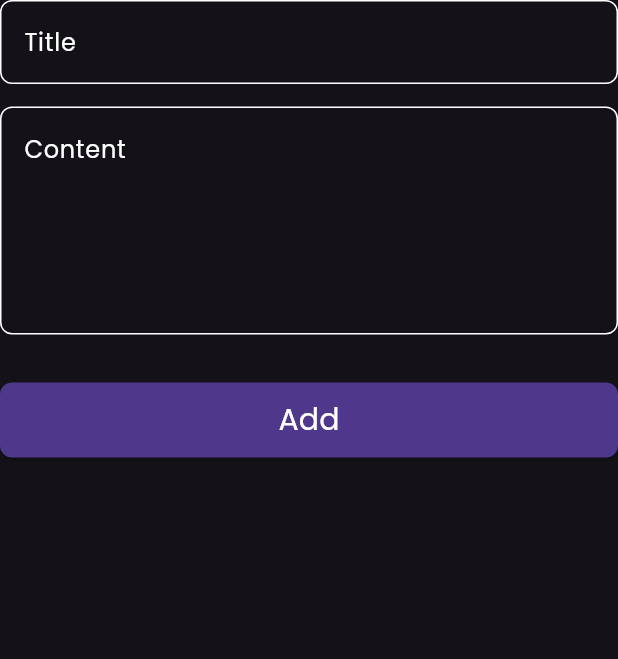
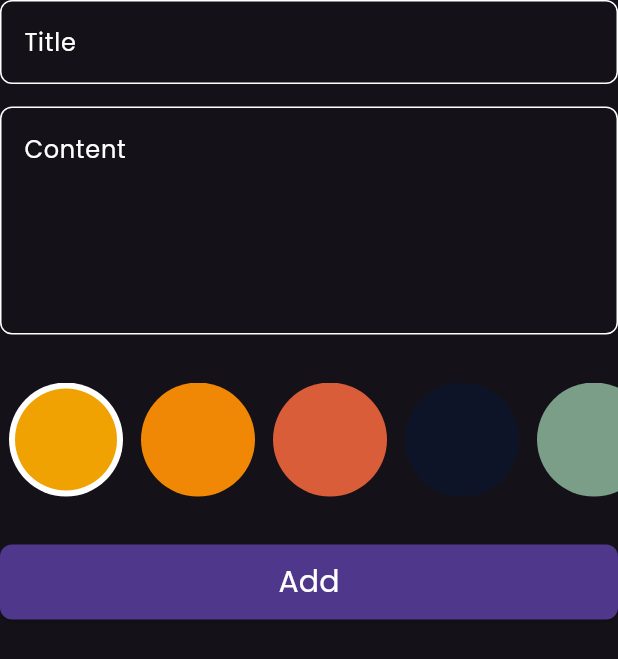
Before and after one commit to moelsayed1/notes_app, a Flutter app: the AddNoteForm widget shown alone on an empty page, opened directly, on a phone screen of 412 x 824 dp. Shown: the top 659 px of the screen. Run offline on Flutter 3.47's test engine with Material 3 defaults, Android fonts, the phone set to English and light mode, and no system bars; our stand-ins replace flutter_bloc, hive, hive_flutter, modal_progress_hud_nsn; accounts and stored records are empty.

Commit message:
create color list view

```diff
--- a/lib/views/widgets/add_note_form.dart
+++ b/lib/views/widgets/add_note_form.dart
@@ -3,6 +3,7 @@ import 'package:flutter_bloc/flutter_bloc.dart';
 import 'package:intl/intl.dart';
 import 'package:notes_app/cubits/add_notes_cubit/add_notes_cubit.dart';
 import 'package:notes_app/models/note_model.dart';
+import 'package:notes_app/views/widgets/color_list_view.dart';
 import 'package:notes_app/views/widgets/custom_button.dart';
 import 'package:notes_app/views/widgets/custom_text_field.dart';
 
@@ -43,7 +44,12 @@ class _AddNoteFormState extends State<AddNoteForm> {
             },
           ),
           SizedBox(height: 32),
-          CustomButton(
+          ColorListView(),
+          SizedBox(height: 32,),
+          BlocBuilder<AddNotesCubit, AddNotesState>(
+            builder: (context, state) {
+              return CustomButton(
+                isLoading: state is AddNotesLoading ? true : false,
                 onPressed: () {
                   if (_formKey.currentState!.validate()) {
                     _formKey.currentState!.save();
@@ -59,6 +65,8 @@ class _AddNoteFormState extends State<AddNoteForm> {
                     setState(() {});
                   }
                 },
+              );
+            },
           ),
           SizedBox(height: 24),
         ],
--- /dev/null
+++ b/lib/views/widgets/color_list_view.dart
@@ -0,0 +1,69 @@
+import 'package:flutter/material.dart';
+
+class ColorItem extends StatelessWidget {
+  const ColorItem({super.key, required this.isActive, required this.color});
+
+  final bool isActive;
+  final Color color;
+
+  @override
+  Widget build(BuildContext context) {
+    return isActive
+        ? CircleAvatar(
+            backgroundColor: Colors.white,
+            radius: 38,
+            child: CircleAvatar(
+              radius: 34,
+              backgroundColor: color,
+            ))
+        : CircleAvatar(
+            radius: 38,
+            backgroundColor: color,
+          );
+  }
+}
+
+class ColorListView extends StatefulWidget {
+  const ColorListView({super.key});
+
+  @override
+  State<ColorListView> createState() => _ColorListViewState();
+}
+
+class _ColorListViewState extends State<ColorListView> {
+
+  int currentIndex = 0;
+  List<Color> colors = [
+    Color(0xffF0A202),
+    Color(0xffF18805),
+    Color(0xffD95D39),
+    Color(0xff0E1428),
+    Color(0xff7B9E89),
+  ];
+
+  @override
+  Widget build(BuildContext context) {
+    return SizedBox(
+      height: 38 * 2,
+      child: ListView.builder(
+        itemCount: colors.length,
+        scrollDirection: Axis.horizontal,
+        itemBuilder: (context, index) {
+          return Padding(
+            padding: const EdgeInsets.symmetric(horizontal: 6),
+            child: GestureDetector(
+              onTap: () {
+                currentIndex = index;
+                setState(() {});
+              },
+              child: ColorItem(
+                color: colors[index],
+                isActive: currentIndex == index,
+              ),
+            ),
+          );
+        },
+      ),
+    );
+  }
+}
--- a/lib/views/widgets/custom_button.dart
+++ b/lib/views/widgets/custom_button.dart
@@ -2,9 +2,11 @@ import 'package:flutter/material.dart';
 import 'package:notes_app/constants.dart';
 
 class CustomButton extends StatelessWidget {
-  const CustomButton({super.key, this.onPressed});
+  const CustomButton({super.key, this.onPressed, this.isLoading = false});
 
   final void Function()? onPressed;
+
+  final bool isLoading;
 
   @override
   Widget build(BuildContext context) {
--- a/lib/views/widgets/custom_note_item.dart
+++ b/lib/views/widgets/custom_note_item.dart
@@ -44,7 +44,7 @@ class CustomNoteItem extends StatelessWidget {
                 child: Text(
                   note.subTitle,
                   style: TextStyle(
-                    color: Color(0xff99753F),
+                    color: Colors.black.withOpacity(0.4),
                     fontSize: 18,
                   ),
                 ),
@@ -66,7 +66,7 @@ class CustomNoteItem extends StatelessWidget {
               child: Text(
                 note.date,
                 style: TextStyle(
-                  color: Color(0xff99753F),
+                  color: Colors.black.withOpacity(0.4),
                   fontSize: 16,
                 ),
               ),
--- a/lib/views/widgets/edit_note_view_body.dart
+++ b/lib/views/widgets/edit_note_view_body.dart
@@ -45,7 +45,7 @@ class _EditNoteViewBodyState extends State<EditNoteViewBody> {
             onChanged: (value) {
               title = value;
             },
-            hintText: 'Title',
+            hintText: widget.note.title,
           ),
           SizedBox(
             height: 18,
@@ -54,7 +54,7 @@ class _EditNoteViewBodyState extends State<EditNoteViewBody> {
             onChanged: (value) {
               subTitle = value;
             },
-            hintText: 'Content',
+            hintText: widget.note.subTitle,
             maxLines: 5,
           ),
         ],
```
Lines whose indentation alone changed are shown as unchanged.
